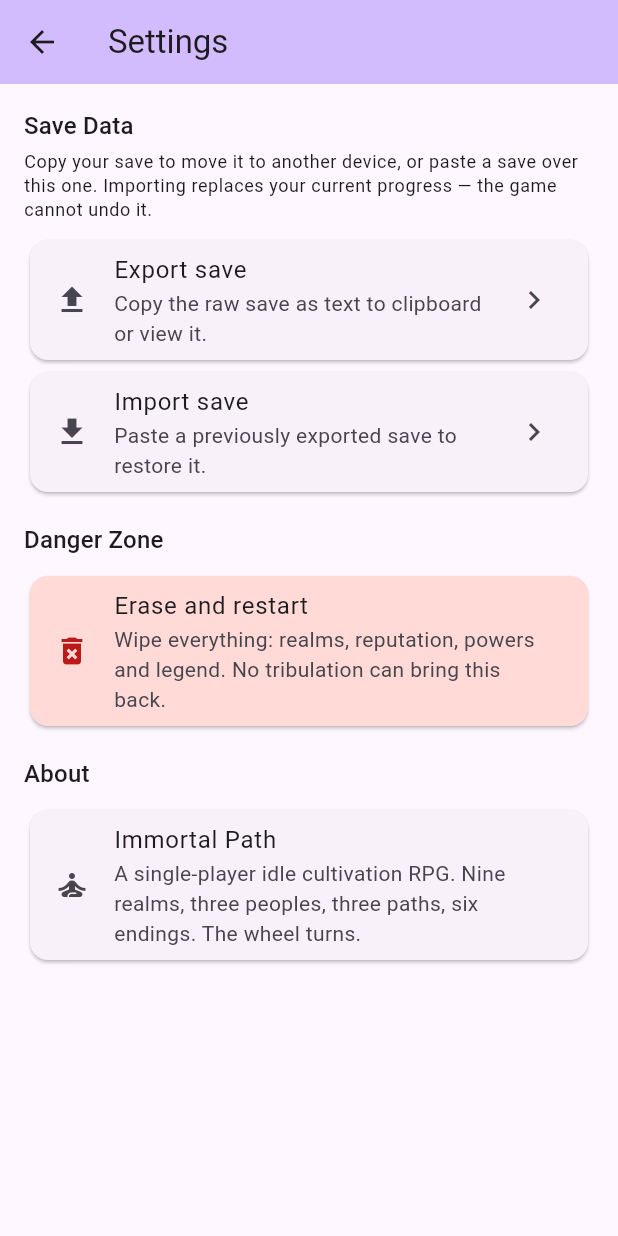
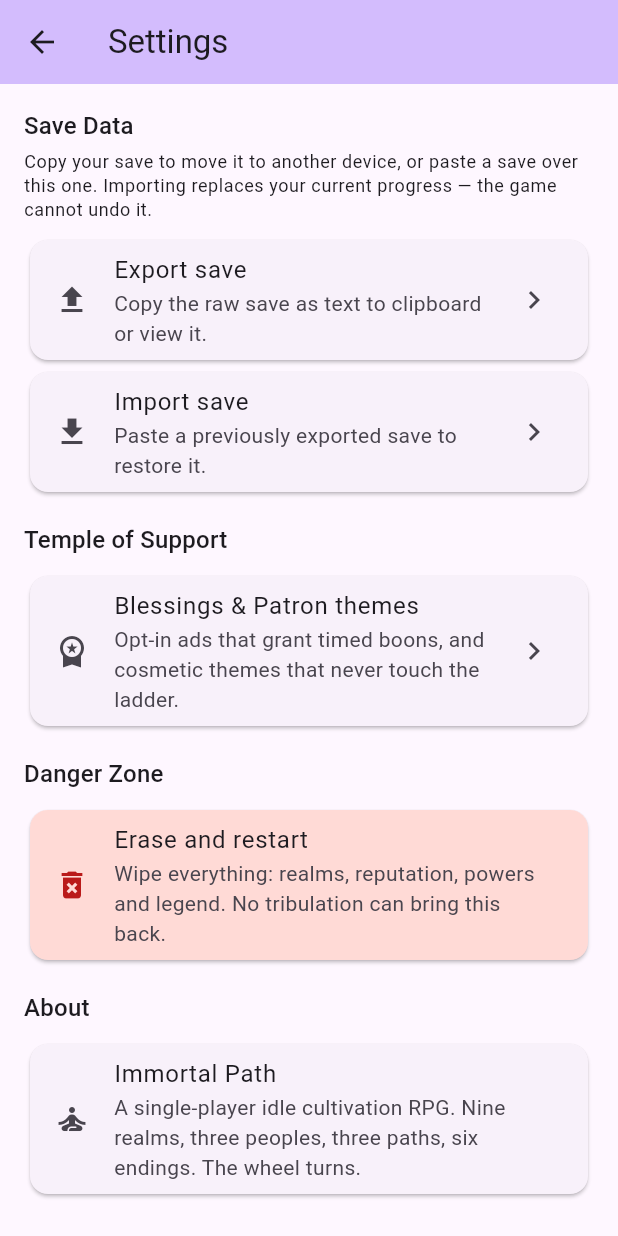
Before and after one commit to KingMavin/new, a Flutter app: the SettingsScreen screen opened directly with empty values, on a phone screen of 412 x 824 dp. Run offline on Flutter 3.47's test engine with Material 3 defaults, Android fonts, the phone set to English and light mode, and no system bars; our stand-ins replace shared_preferences; accounts and stored records are empty.

Commit message:
Phase 11: temple of support - opt-in ad blessings, patron and theme purchases

```diff
--- /dev/null
+++ b/lib/game/engine/boost_engine.dart
@@ -0,0 +1,73 @@
+import 'package:immortal_path/game/models/game_state.dart';
+import 'package:immortal_path/game/models/monetization.dart';
+
+class BoostEngine {
+  static List<ActiveBoost> active(GameState state, DateTime now) =>
+      state.boosts.where((boost) => boost.isActive(now)).toList();
+
+  static double multiplierFor(
+    GameState state,
+    String kind, {
+    DateTime? now,
+  }) {
+    final at = now ?? DateTime.now();
+    var multiplier = 1.0;
+    for (final boost in active(state, at)) {
+      if (boost.kind == kind) multiplier *= boost.multiplier;
+    }
+    return multiplier;
+  }
+
+  static GameState grantPlacement(
+    GameState state,
+    AdPlacement placement, {
+    DateTime? now,
+  }) {
+    final at = now ?? DateTime.now();
+    final stamp = {
+      ...state.lastAdWatch,
+      placement.id: at.toIso8601String(),
+    };
+    if (placement.kind == 'cooldown') {
+      return state.copyWith(
+        lastTournamentAt: null,
+        lastWarAt: null,
+        lastAdWatch: stamp,
+      );
+    }
+    final boost = ActiveBoost(
+      id: placement.id,
+      kind: placement.kind,
+      multiplier: placement.multiplier,
+      expiresAt: at.add(placement.duration),
+    );
+    final others = state.boosts.where((b) => b.id != boost.id).toList();
+    return state.copyWith(
+      boosts: [...others, boost],
+      lastAdWatch: stamp,
+    );
+  }
+
+  static Duration remainingCooldown(
+    GameState state,
+    AdPlacement placement, {
+    DateTime? now,
+  }) {
+    final raw = state.lastAdWatch[placement.id];
+    if (raw == null) return Duration.zero;
+    final last = DateTime.parse(raw);
+    final at = now ?? DateTime.now();
+    final remaining = placement.cooldown - at.difference(last);
+    return remaining.isNegative ? Duration.zero : remaining;
+  }
+
+  static bool canWatch(
+    GameState state,
+    String placementId, {
+    DateTime? now,
+  }) {
+    final placement = MonetizationCatalog.placementById(placementId);
+    if (placement == null) return false;
+    return remainingCooldown(state, placement, now: now) == Duration.zero;
+  }
+}
--- a/lib/game/engine/combat_engine.dart
+++ b/lib/game/engine/combat_engine.dart
@@ -1,5 +1,6 @@
 import 'dart:math';
 
+import 'package:immortal_path/game/engine/boost_engine.dart';
 import 'package:immortal_path/game/engine/power_engine.dart';
 import 'package:immortal_path/game/engine/race_engine.dart';
 import 'package:immortal_path/game/engine/reputation_engine.dart';
@@ -124,7 +125,8 @@ class CombatEngine {
         RaceEngine.stoneMultiplier(state) *
         (1.0 + ReputationEngine.standingBonus(state)) *
         (1.0 + StoryEngine.stoneBonus(state)) *
-        (1.0 + PowerEngine.stoneBonus(state));
+        (1.0 + PowerEngine.stoneBonus(state)) *
+        BoostEngine.multiplierFor(state, 'stones');
     var herbs = 0;
     var cores = 0;
     Equipment? equipment;
--- a/lib/game/engine/cultivation_engine.dart
+++ b/lib/game/engine/cultivation_engine.dart
@@ -1,5 +1,6 @@
 import 'dart:math';
 
+import 'package:immortal_path/game/engine/boost_engine.dart';
 import 'package:immortal_path/game/engine/power_engine.dart';
 import 'package:immortal_path/game/engine/race_engine.dart';
 import 'package:immortal_path/game/engine/story_engine.dart';
@@ -61,7 +62,8 @@ class CultivationEngine {
         SectEngine.qiMultiplier(state) *
         RaceEngine.qiMultiplier(state) *
         (1.0 + PowerEngine.qiBonus(state)) *
-        (1.0 + ReputationEngine.standingBonus(state));
+        (1.0 + ReputationEngine.standingBonus(state)) *
+        BoostEngine.multiplierFor(state, 'qi');
   }
 
   static double qiToNextStage(GameState state) =>
--- a/lib/game/engine/soul_engine.dart
+++ b/lib/game/engine/soul_engine.dart
@@ -114,6 +114,11 @@ class SoulEngine {
       legendSeen: state.legendSeen,
       achievedEndings: state.achievedEndings,
       discoveredPowers: state.discoveredPowers,
+      boosts: state.boosts,
+      supportTier: state.supportTier,
+      ownedCosmetics: state.ownedCosmetics,
+      activeThemeId: state.activeThemeId,
+      lastAdWatch: state.lastAdWatch,
     );
   }
 }
--- a/lib/game/models/game_state.dart
+++ b/lib/game/models/game_state.dart
@@ -1,6 +1,7 @@
 import 'companion.dart';
 import 'disciple.dart';
 import 'equipment.dart';
+import 'monetization.dart';
 import 'realm_ladder.dart';
 
 class GameState {
@@ -68,6 +69,11 @@ class GameState {
   final List<String> achievedEndings;
   final String? pendingEndingId;
   final List<String> discoveredPowers;
+  final List<ActiveBoost> boosts;
+  final bool supportTier;
+  final List<String> ownedCosmetics;
+  final String? activeThemeId;
+  final Map<String, String> lastAdWatch;
 
   const GameState({
     required this.realmIndex,
@@ -132,6 +138,11 @@ class GameState {
     this.achievedEndings = const [],
     this.pendingEndingId,
     this.discoveredPowers = const [],
+    this.boosts = const [],
+    this.supportTier = false,
+    this.ownedCosmetics = const [],
+    this.activeThemeId,
+    this.lastAdWatch = const {},
   });
 
   factory GameState.initial() => GameState(
@@ -234,8 +245,8 @@ class GameState {
     Object? raceId = _unset,
     int? tournamentsWon,
     int? warsWon,
-    DateTime? lastTournamentAt,
-    DateTime? lastWarAt,
+    Object? lastTournamentAt = _unset,
+    Object? lastWarAt = _unset,
     Map<String, int>? reputation,
     Object? legacyName = _unset,
     Map<String, int>? pathPoints,
@@ -246,6 +257,11 @@ class GameState {
     List<String>? achievedEndings,
     Object? pendingEndingId = _unset,
     List<String>? discoveredPowers,
+    List<ActiveBoost>? boosts,
+    bool? supportTier,
+    List<String>? ownedCosmetics,
+    Object? activeThemeId = _unset,
+    Map<String, String>? lastAdWatch,
   }) {
     return GameState(
       realmIndex: realmIndex ?? this.realmIndex,
@@ -309,8 +325,10 @@ class GameState {
       raceId: raceId == _unset ? this.raceId : raceId as String?,
       tournamentsWon: tournamentsWon ?? this.tournamentsWon,
       warsWon: warsWon ?? this.warsWon,
-      lastTournamentAt: lastTournamentAt ?? this.lastTournamentAt,
-      lastWarAt: lastWarAt ?? this.lastWarAt,
+      lastTournamentAt: lastTournamentAt == _unset
+          ? this.lastTournamentAt
+          : lastTournamentAt as DateTime?,
+      lastWarAt: lastWarAt == _unset ? this.lastWarAt : lastWarAt as DateTime?,
       reputation: reputation ?? this.reputation,
       legacyName:
           legacyName == _unset ? this.legacyName : legacyName as String?,
@@ -324,11 +342,17 @@ class GameState {
           ? this.pendingEndingId
           : pendingEndingId as String?,
       discoveredPowers: discoveredPowers ?? this.discoveredPowers,
+      boosts: boosts ?? this.boosts,
+      supportTier: supportTier ?? this.supportTier,
+      ownedCosmetics: ownedCosmetics ?? this.ownedCosmetics,
+      activeThemeId:
+          activeThemeId == _unset ? this.activeThemeId : activeThemeId as String?,
+      lastAdWatch: lastAdWatch ?? this.lastAdWatch,
     );
   }
 
   Map<String, dynamic> toJson() => {
-        'version': 9,
+        'version': 10,
         'realmIndex': realmIndex,
         'stageIndex': stageIndex,
         'qi': qi,
@@ -391,6 +415,11 @@ class GameState {
         'achievedEndings': achievedEndings,
         'pendingEndingId': pendingEndingId,
         'discoveredPowers': discoveredPowers,
+        'boosts': boosts.map((boost) => boost.toJson()).toList(),
+        'supportTier': supportTier,
+        'ownedCosmetics': ownedCosmetics,
+        'activeThemeId': activeThemeId,
+        'lastAdWatch': lastAdWatch,
       };
 
   factory GameState.fromJson(Map<String, dynamic> json) => GameState(
@@ -503,5 +532,17 @@ class GameState {
         discoveredPowers:
             (json['discoveredPowers'] as List<dynamic>? ?? const [])
                 .cast<String>(),
+        boosts: (json['boosts'] as List<dynamic>? ?? const [])
+            .map(
+              (entry) =>
+                  ActiveBoost.fromJson(entry as Map<String, dynamic>),
+            )
+            .toList(),
+        supportTier: json['supportTier'] as bool? ?? false,
+        ownedCosmetics: (json['ownedCosmetics'] as List<dynamic>? ?? const [])
+            .cast<String>(),
+        activeThemeId: json['activeThemeId'] as String?,
+        lastAdWatch: (json['lastAdWatch'] as Map<String, dynamic>? ?? const {})
+            .map((key, value) => MapEntry(key, value as String)),
       );
 }
--- /dev/null
+++ b/lib/game/models/monetization.dart
@@ -0,0 +1,163 @@
+class ActiveBoost {
+  final String id;
+  final String kind;
+  final double multiplier;
+  final DateTime expiresAt;
+
+  const ActiveBoost({
+    required this.id,
+    required this.kind,
+    required this.multiplier,
+    required this.expiresAt,
+  });
+
+  bool isActive(DateTime now) => now.isBefore(expiresAt);
+
+  Map<String, dynamic> toJson() => {
+        'id': id,
+        'kind': kind,
+        'multiplier': multiplier,
+        'expiresAt': expiresAt.toIso8601String(),
+      };
+
+  factory ActiveBoost.fromJson(Map<String, dynamic> json) => ActiveBoost(
+        id: json['id'] as String,
+        kind: json['kind'] as String,
+        multiplier: (json['multiplier'] as num).toDouble(),
+        expiresAt: DateTime.parse(json['expiresAt'] as String),
+      );
+}
+
+class AdPlacement {
+  final String id;
+  final String title;
+  final String description;
+  final String rewardText;
+  final String kind;
+  final double multiplier;
+  final Duration duration;
+  final Duration cooldown;
+
+  const AdPlacement({
+    required this.id,
+    required this.title,
+    required this.description,
+    required this.rewardText,
+    required this.kind,
+    required this.multiplier,
+    required this.duration,
+    required this.cooldown,
+  });
+}
+
+class StoreProduct {
+  final String id;
+  final String title;
+  final String description;
+  final String kind;
+  final String priceLabel;
+  final String? themeSeed;
+
+  const StoreProduct({
+    required this.id,
+    required this.title,
+    required this.description,
+    required this.kind,
+    required this.priceLabel,
+    this.themeSeed,
+  });
+}
+
+class MonetizationCatalog {
+  static const List<AdPlacement> adPlacements = [
+    AdPlacement(
+      id: 'qi_incense',
+      title: 'Incense of the Ancestors',
+      description:
+          'Light a stick of ancestor incense by watching a messenger\u2019s '
+          'tale. Your qi circulates twice as fast while it burns.',
+      rewardText: '2x qi gain for 8 hours',
+      kind: 'qi',
+      multiplier: 2.0,
+      duration: Duration(hours: 8),
+      cooldown: Duration(hours: 6),
+    ),
+    AdPlacement(
+      id: 'stone_favor',
+      title: "Fortune Teller's Favor",
+      description:
+          'A fortune teller reads your ledger \u2014 after you hear her out. '
+          'The world leaves more wealth half-buried for a while.',
+      rewardText: '+50% spirit stones for 4 hours',
+      kind: 'stones',
+      multiplier: 1.5,
+      duration: Duration(hours: 4),
+      cooldown: Duration(hours: 4),
+    ),
+    AdPlacement(
+      id: 'cooldown_pigeon',
+      title: 'The Duel Pigeon',
+      description:
+          'A challenge pigeon arrives early. Read it and the tournament '
+          'masters forget when you last fought \u2014 raids may begin at once.',
+      rewardText:
+          'Tournament and war cooldowns cleared (1h tournament / 4h war)',
+      kind: 'cooldown',
+      multiplier: 1.0,
+      duration: Duration.zero,
+      cooldown: Duration(minutes: 20),
+    ),
+  ];
+
+  static const List<StoreProduct> products = [
+    StoreProduct(
+      id: 'immortal_patron',
+      title: 'Immortal Patron',
+      description:
+          'Support the temple and carry its golden seal: the Celestial Gold '
+          'theme, a Patron mark on your legend, and our thanks. Grants no '
+          'power \u2014 the ladder stays honest.',
+      kind: 'support',
+      priceLabel: '\$4.99',
+      themeSeed: '0xFFFFC107',
+    ),
+    StoreProduct(
+      id: 'theme_ember',
+      title: 'Theme: Phoenix Ember',
+      description: 'A forge-fire palette for your cultivation screen.',
+      kind: 'theme',
+      priceLabel: '\$1.49',
+      themeSeed: '0xFFFF7043',
+    ),
+    StoreProduct(
+      id: 'theme_ashen',
+      title: 'Theme: Ashen Clans',
+      description: 'Dark iron and old blood, for those who walk the wastes.',
+      kind: 'theme',
+      priceLabel: '\$1.49',
+      themeSeed: '0xFFB71C1C',
+    ),
+    StoreProduct(
+      id: 'theme_moonveil',
+      title: 'Theme: Moonveil Glade',
+      description: 'Sister-moon silver over twilight violet.',
+      kind: 'theme',
+      priceLabel: '\$1.49',
+      themeSeed: '0xFF7E57C2',
+    ),
+  ];
+
+  static AdPlacement? placementById(String id) {
+    for (final placement in adPlacements) {
+      if (placement.id == id) return placement;
+    }
+    return null;
+  }
+
+  static StoreProduct? productById(String id) {
+    for (final product in products) {
+      if (product.id == id) return product;
+    }
+    return null;
+  }
+}
--- /dev/null
+++ b/lib/monetization/monetization_gateway.dart
@@ -0,0 +1,35 @@
+import 'dart:async';
+
+import 'package:immortal_path/game/models/monetization.dart';
+
+abstract class MonetizationGateway {
+  bool get isConfigured;
+
+  Future<bool> showRewardedAd(String placementId);
+
+  Future<bool> purchase(String productId);
+}
+
+class StubMonetizationGateway implements MonetizationGateway {
+  final Set<String> _simulatedPurchases = {};
+
+  @override
+  bool get isConfigured => false;
+
+  @override
+  Future<bool> showRewardedAd(String placementId) async {
+    await Future<void>.delayed(const Duration(milliseconds: 400));
+    return MonetizationCatalog.placementById(placementId) != null;
+  }
+
+  @override
+  Future<bool> purchase(String productId) async {
+    await Future<void>.delayed(const Duration(milliseconds: 400));
+    if (MonetizationCatalog.productById(productId) == null) return false;
+    _simulatedPurchases.add(productId);
+    return true;
+  }
+
+  bool wasSimulated(String productId) =>
+      _simulatedPurchases.contains(productId);
+}
--- a/lib/ui/app.dart
+++ b/lib/ui/app.dart
@@ -12,16 +12,30 @@ class ImmortalPathApp extends StatelessWidget {
 
   const ImmortalPathApp({super.key, required this.controller});
 
+  static const Map<String, Color> themeSeeds = {
+    'theme_ember': Color(0xFFFF7043),
+    'theme_ashen': Color(0xFFB71C1C),
+    'theme_moonveil': Color(0xFF7E57C2),
+    'theme_celestial_gold': Color(0xFFFFC107),
+  };
+
   @override
   Widget build(BuildContext context) {
+    return AnimatedBuilder(
+      animation: controller,
+      builder: (context, _) {
+        final themeId = controller.state.activeThemeId;
+        final seed = themeSeeds[themeId] ?? Colors.deepPurple;
         return MaterialApp(
           title: 'Immortal Path',
           debugShowCheckedModeBanner: false,
           theme: ThemeData(
             useMaterial3: true,
-        colorScheme: ColorScheme.fromSeed(seedColor: Colors.deepPurple),
+            colorScheme: ColorScheme.fromSeed(seedColor: seed),
           ),
           home: MainShell(controller: controller),
+        );
+      },
     );
   }
 }
--- a/lib/ui/screens/settings_screen.dart
+++ b/lib/ui/screens/settings_screen.dart
@@ -2,6 +2,7 @@ import 'package:flutter/material.dart';
 import 'package:flutter/services.dart';
 
 import 'package:immortal_path/state/game_controller.dart';
+import 'package:immortal_path/ui/screens/store_screen.dart';
 
 class SettingsScreen extends StatefulWidget {
   final GameController controller;
@@ -55,6 +56,28 @@ class _SettingsScreenState extends State<SettingsScreen> {
               ),
               trailing: const Icon(Icons.chevron_right),
               onTap: _importSave,
+            ),
+          ),
+          const SizedBox(height: 16),
+          Text(
+            'Temple of Support',
+            style: Theme.of(context).textTheme.titleMedium,
+          ),
+          const SizedBox(height: 8),
+          Card(
+            child: ListTile(
+              leading: const Icon(Icons.workspace_premium),
+              title: const Text('Blessings & Patron themes'),
+              subtitle: const Text(
+                'Opt-in ads that grant timed boons, and cosmetic themes '
+                'that never touch the ladder.',
+              ),
+              trailing: const Icon(Icons.chevron_right),
+              onTap: () => Navigator.of(context).push(
+                MaterialPageRoute<void>(
+                  builder: (_) => StoreScreen(controller: widget.controller),
+                ),
+              ),
             ),
           ),
           const SizedBox(height: 16),
```
Also changed, not shown: lib/state/game_controller.dart (+67 -2 lines), lib/ui/screens/store_screen.dart (added, +270 -0 lines), 3 other files. Lines whose indentation alone changed are shown as unchanged.
